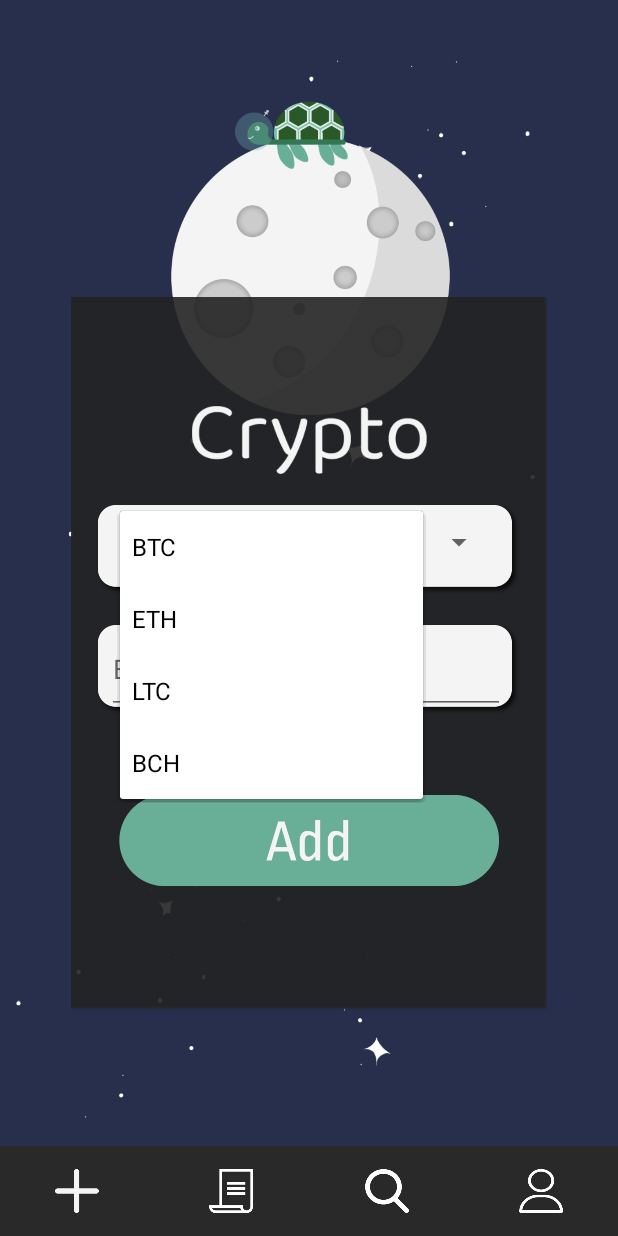
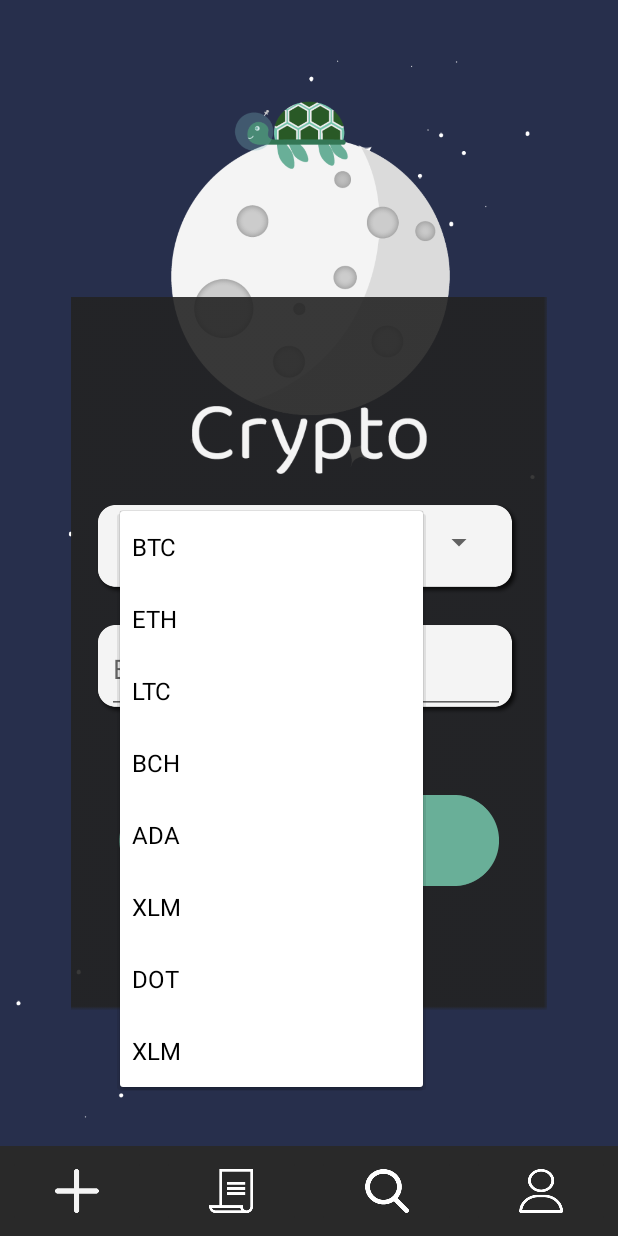
Before and after one commit to Ecnavda/localcoin, an Android app: the AddCoin screen opened through its navigation route, after a tap on "BTC", on a phone screen of 412 x 824 dp. Run offline under Robolectric (Android 15) with nearby library versions, the phone set to English and light mode, and no system bars; Roboto replaces fonts that are not available here.

Commit message:
Added other cryptocurrencies to the spinner.

```diff
--- a/app/src/main/java/com/example/localcoin/AddCoin.kt
+++ b/app/src/main/java/com/example/localcoin/AddCoin.kt
@@ -1,6 +1,5 @@
 package com.example.localcoin
 
-import android.content.Intent
 import android.os.Bundle
 import androidx.fragment.app.Fragment
 import android.view.LayoutInflater
@@ -8,8 +7,6 @@ import android.view.View
 import android.view.ViewGroup
 import android.widget.*
 import androidx.appcompat.app.AppCompatActivity
-import androidx.navigation.Navigation
-import org.json.JSONObject
 import java.io.IOException
 
 // TODO: Rename parameter arguments, choose names that match
@@ -23,7 +20,7 @@ private const val ARG_PARAM2 = "param2"
  * create an instance of this fragment.
  */
 class AddCoin : Fragment() {
-    val FILE_NAME = "LatestCrypto.txt"
+    val FILE_NAME = "FreshFile4.txt"
     // TODO: Rename and change types of parameters
     private var param1: String? = null
     private var param2: String? = null
--- a/app/src/main/java/com/example/localcoin/Portfolio.kt
+++ b/app/src/main/java/com/example/localcoin/Portfolio.kt
@@ -5,24 +5,20 @@ import androidx.fragment.app.Fragment
 import android.view.LayoutInflater
 import android.view.View
 import android.view.ViewGroup
-import android.widget.Button
-import android.widget.ImageButton
-import androidx.fragment.app.FragmentManager
-import androidx.navigation.Navigation
 import androidx.recyclerview.widget.LinearLayoutManager
 import androidx.recyclerview.widget.RecyclerView
 import org.json.JSONObject
 import java.io.BufferedReader
 import java.io.IOException
 import java.io.InputStreamReader
-import java.lang.StringBuilder
+
 
 // TODO: Rename parameter arguments, choose names that match
 // the fragment initialization parameters, e.g. ARG_ITEM_NUMBER
 
 
 class Portfolio : Fragment() {
-    val FILE_NAME = "LatestCrypto.txt"
+    val FILE_NAME = "FreshFile4.txt"
     val listOfCoins = mutableListOf<CoinItem>()
 
 
--- a/app/src/main/res/values/add_coin_spinner_items.xml
+++ b/app/src/main/res/values/add_coin_spinner_items.xml
@@ -5,5 +5,9 @@
         <item>ETH</item>
         <item>LTC</item>
         <item>BCH</item>
+        <item>ADA</item>
+        <item>XLM</item>
+        <item>DOT</item>
+        <item>XLM</item>
     </string-array>
 </resources>
```
